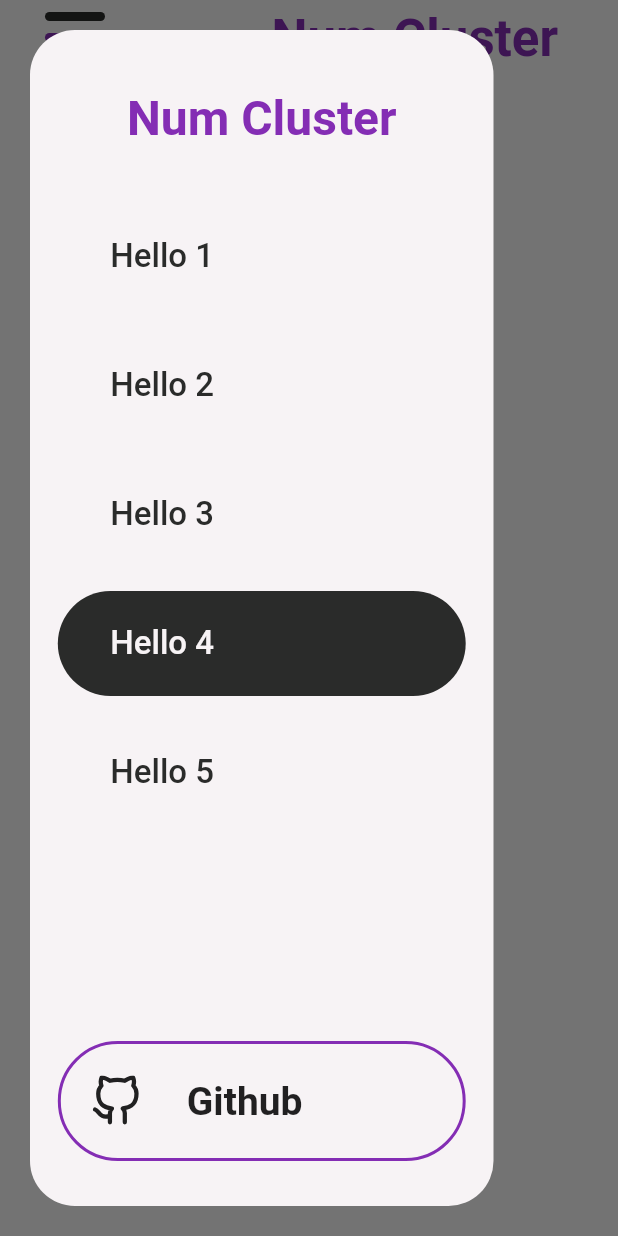
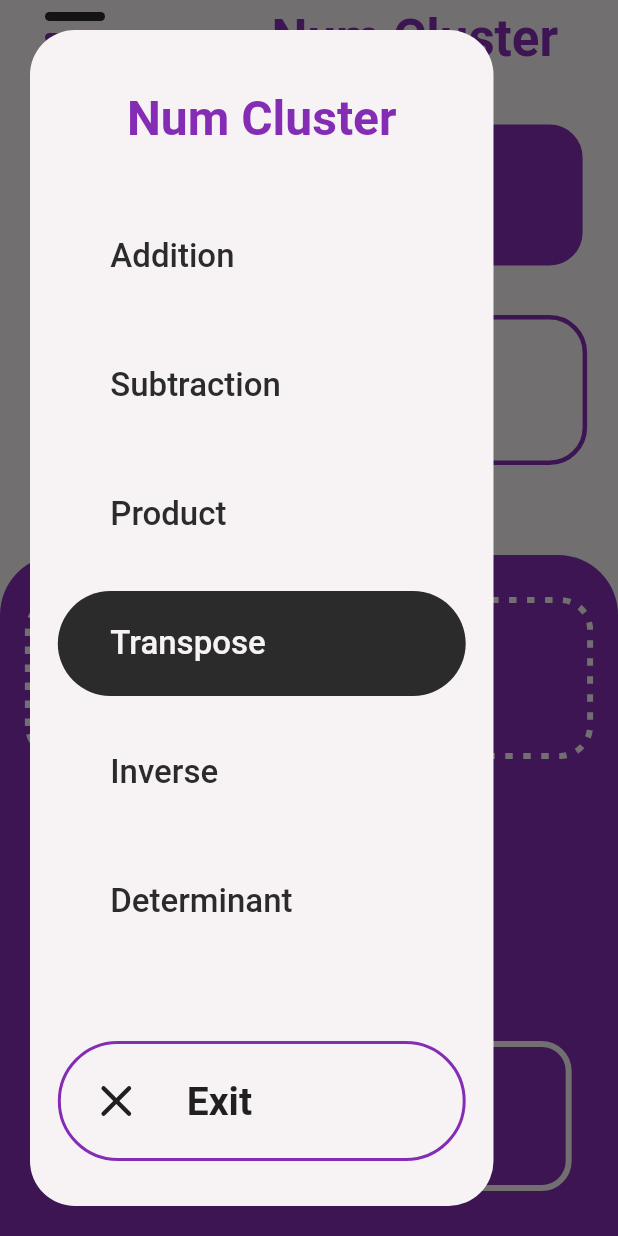
Before and after one commit to hemish11/num-cluster, a Flutter app: the screen it shows after launch, with the side drawer open, on a phone screen of 412 x 824 dp. Run offline on Flutter 3.47's test engine with Material 2 defaults, Android fonts, the phone set to English and light mode, and no system bars; drawn by our look-alikes of dotted_border; our stand-ins replace flutter_feather_icons.

Commit message:
Completed home page

```diff
--- a/lib/screens/home_page/components/drawer.dart
+++ b/lib/screens/home_page/components/drawer.dart
@@ -31,13 +31,14 @@ class CustomDrawer extends StatelessWidget {
               style: TextStyle(fontSize: 32, fontWeight: FontWeight.w700, color: CustomColors.primaryColor),
             ),
             const SizedBox(height: 30),
-            DrawerTile(text: 'Hello 1', isSelected: false),
-            DrawerTile(text: 'Hello 2', isSelected: false),
-            DrawerTile(text: 'Hello 3', isSelected: false),
-            DrawerTile(text: 'Hello 4', isSelected: true),
-            DrawerTile(text: 'Hello 5', isSelected: false),
+            DrawerTile(text: 'Addition', isSelected: false),
+            DrawerTile(text: 'Subtraction', isSelected: false),
+            DrawerTile(text: 'Product', isSelected: false),
+            DrawerTile(text: 'Transpose', isSelected: true),
+            DrawerTile(text: 'Inverse', isSelected: false),
+            DrawerTile(text: 'Determinant', isSelected: false),
             const Spacer(),
-            const GithubButton(),
+            const ExitButton(),
             const SizedBox(height: 30),
           ],
         ),
--- a/lib/screens/home_page/components/github_button.dart
+++ b/lib/screens/home_page/components/github_button.dart
@@ -1,10 +1,11 @@
+import 'dart:io';
+
 import 'package:flutter/material.dart';
 import 'package:flutter_feather_icons/flutter_feather_icons.dart';
 import 'package:num_cluster/colors.dart';
-import 'package:url_launcher/url_launcher.dart';
 
-class GithubButton extends StatelessWidget {
-  const GithubButton();
+class ExitButton extends StatelessWidget {
+  const ExitButton();
 
   @override
   Widget build(BuildContext context) {
@@ -20,23 +21,15 @@ class GithubButton extends StatelessWidget {
       child: Material(
         color: CustomColors.transparent,
         child: InkWell(
-          onTap: () async {
-            String githubUrl = 'https://github.com/hemish11/num-cluster';
-
-            if (await canLaunch(githubUrl)) {
-              await launch(githubUrl);
-            } else {
-              throw 'Could not launch $githubUrl';
-            }
-          },
+          onTap: () => exit(0),
           borderRadius: BorderRadius.circular(40),
           child: Row(
             children: [
               const SizedBox(width: 20),
-              Icon(FeatherIcons.github, size: 34),
+              Icon(FeatherIcons.x, size: 34),
               const SizedBox(width: 30),
               const Text(
-                'Github',
+                'Exit',
                 style: TextStyle(fontSize: 26, fontWeight: FontWeight.w600),
               ),
             ],
--- /dev/null
+++ b/lib/screens/home_page/components/matrix_input.dart
@@ -0,0 +1,37 @@
+import 'package:flutter/material.dart';
+import 'package:num_cluster/colors.dart';
+
+class MatrixInput extends StatelessWidget {
+  final bool hasBorder;
+  final String text;
+
+  const MatrixInput({Key key, this.hasBorder = false, @required this.text}) : super(key: key);
+
+  @override
+  Widget build(BuildContext context) {
+    Size size = MediaQuery.of(context).size;
+
+    return Container(
+      height: 100,
+      width: size.width * 0.9,
+      decoration: BoxDecoration(
+        color: hasBorder ? CustomColors.whiteColor : CustomColors.primaryColor,
+        borderRadius: BorderRadius.circular(25),
+        border: Border.all(
+          color: hasBorder ? CustomColors.primaryColor : CustomColors.whiteColor,
+          width: 3,
+        ),
+      ),
+      child: Center(
+        child: Text(
+          text,
+          style: TextStyle(
+            fontSize: 26,
+            color: hasBorder ? CustomColors.blackColor : CustomColors.whiteColor,
+            fontWeight: FontWeight.w500,
+          ),
+        ),
+      ),
+    );
+  }
+}
--- a/lib/screens/home_page/home_page.dart
+++ b/lib/screens/home_page/home_page.dart
@@ -1,7 +1,9 @@
+import 'package:dotted_border/dotted_border.dart';
 import 'package:flutter/material.dart';
 import 'package:num_cluster/colors.dart';
 import 'package:num_cluster/screens/home_page/components/drawer.dart';
 import 'package:num_cluster/screens/home_page/components/drawer_button.dart';
+import 'package:num_cluster/screens/home_page/components/matrix_input.dart';
 
 class HomePage extends StatefulWidget {
   @override
@@ -11,9 +13,15 @@ class HomePage extends StatefulWidget {
 class _HomePageState extends State<HomePage> {
   @override
   Widget build(BuildContext context) {
+    Size size = MediaQuery.of(context).size;
+
     return Scaffold(
       drawer: CustomDrawer(),
+      backgroundColor: CustomColors.whiteColor,
       body: SafeArea(
+        left: false,
+        right: false,
+        bottom: false,
         child: Column(
           children: [
             Row(
@@ -27,6 +35,66 @@ class _HomePageState extends State<HomePage> {
                 const SizedBox(width: 40),
               ],
             ),
+            const SizedBox(height: 30),
+            const MatrixInput(text: 'Input Matrix 1'),
+            const SizedBox(height: 30),
+            const MatrixInput(text: 'Input Matrix 2', hasBorder: true),
+            const SizedBox(height: 60),
+            Expanded(
+              child: Container(
+                decoration: BoxDecoration(
+                  color: CustomColors.primaryColor,
+                  borderRadius: BorderRadius.vertical(top: Radius.circular(40)),
+                ),
+                width: size.width,
+                child: Column(
+                  children: [
+                    const SizedBox(height: 30),
+                    DottedBorder(
+                      color: CustomColors.whiteColor,
+                      dashPattern: [5, 7],
+                      strokeWidth: 4,
+                      radius: Radius.circular(20),
+                      borderType: BorderType.RRect,
+                      child: ClipRRect(
+                        borderRadius: BorderRadius.circular(20),
+                        child: SizedBox(
+                          height: 100,
+                          width: size.width * 0.9,
+                          child: Center(
+                            child: Text(
+                              'Addition',
+                              style: TextStyle(
+                                fontSize: 28,
+                                color: CustomColors.whiteColor,
+                                fontWeight: FontWeight.w600,
+                              ),
+                            ),
+                          ),
+                        ),
+                      ),
+                    ),
+                    const Spacer(),
+                    Container(
+                      height: 100,
+                      width: size.width * 0.85,
+                      decoration: BoxDecoration(
+                        color: CustomColors.primaryColor,
+                        borderRadius: BorderRadius.circular(20),
+                        border: Border.all(width: 4, color: CustomColors.whiteColor),
+                      ),
+                      child: Center(
+                        child: Text(
+                          'Calculate',
+                          style: TextStyle(fontSize: 28, color: CustomColors.whiteColor, fontWeight: FontWeight.w700),
+                        ),
+                      ),
+                    ),
+                    const SizedBox(height: 30),
+                  ],
+                ),
+              ),
+            ),
           ],
         ),
       ),
--- a/pubspec.yaml
+++ b/pubspec.yaml
@@ -24,8 +24,8 @@ dependencies:
   flutter:
     sdk: flutter
   cupertino_icons: ^1.0.0
+  dotted_border: ^1.0.7
   flutter_feather_icons: ^1.0.3
-  url_launcher: ^5.7.10
 
 dev_dependencies:
   flutter_test:
```
Also changed, not shown: pubspec.lock, 3 other files.
